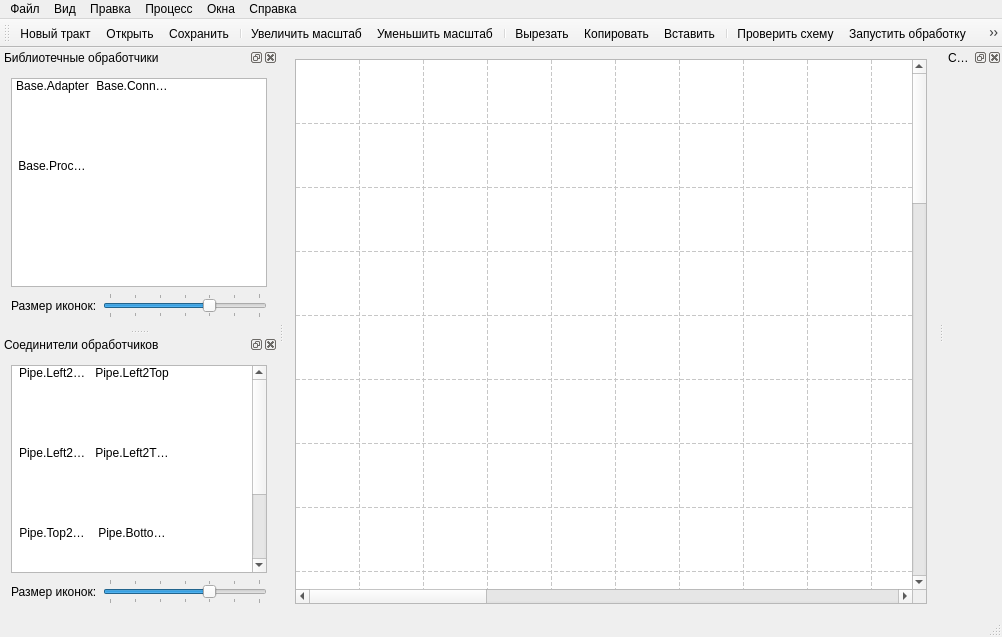
Qt form DiplomGui/mainwindow.ui (k06a/RitM) before a commit.
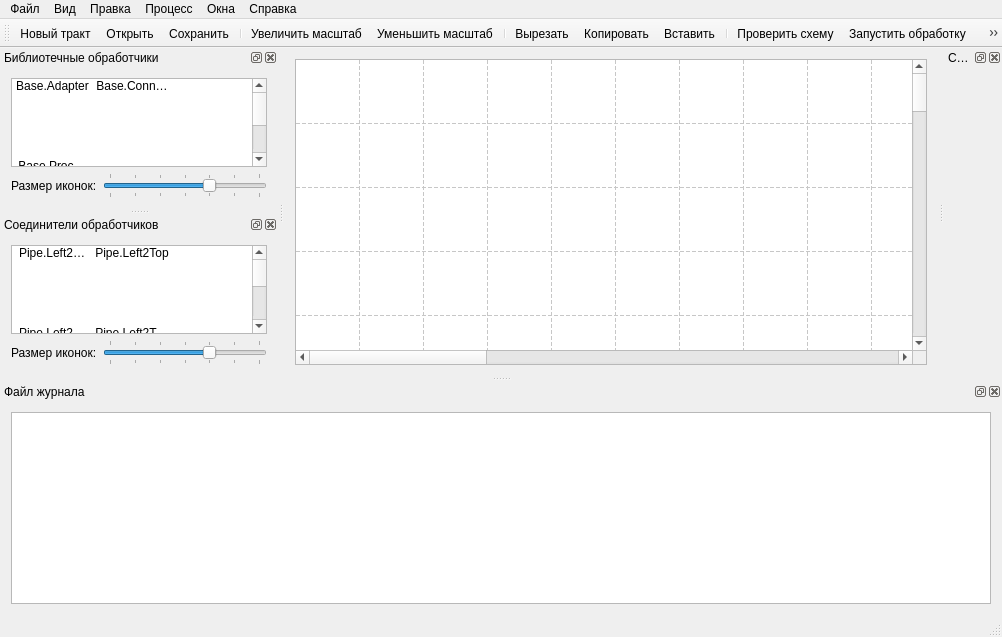
The same form after that commit. Icons and pictures are not drawn. Custom widgets are drawn as their Qt base class.

Patch:
```diff
--- a/DiplomGui/mainwindow.ui
+++ b/DiplomGui/mainwindow.ui
@@ -566,6 +566,28 @@
     <layout class="QVBoxLayout" name="verticalLayout_2"/>
    </widget>
   </widget>
+  <widget class="QDockWidget" name="dockWidget">
+   <property name="floating">
+    <bool>false</bool>
+   </property>
+   <property name="windowTitle">
+    <string>Файл журнала</string>
+   </property>
+   <attribute name="dockWidgetArea">
+    <number>8</number>
+   </attribute>
+   <widget class="QWidget" name="dockWidgetContents_4">
+    <layout class="QVBoxLayout" name="verticalLayout_3">
+     <item>
+      <widget class="QTextBrowser" name="textBrowser_log">
+       <property name="lineWrapMode">
+        <enum>QTextEdit::NoWrap</enum>
+       </property>
+      </widget>
+     </item>
+    </layout>
+   </widget>
+  </widget>
   <action name="action_open">
    <property name="icon">
     <iconset resource="res.qrc">
```
